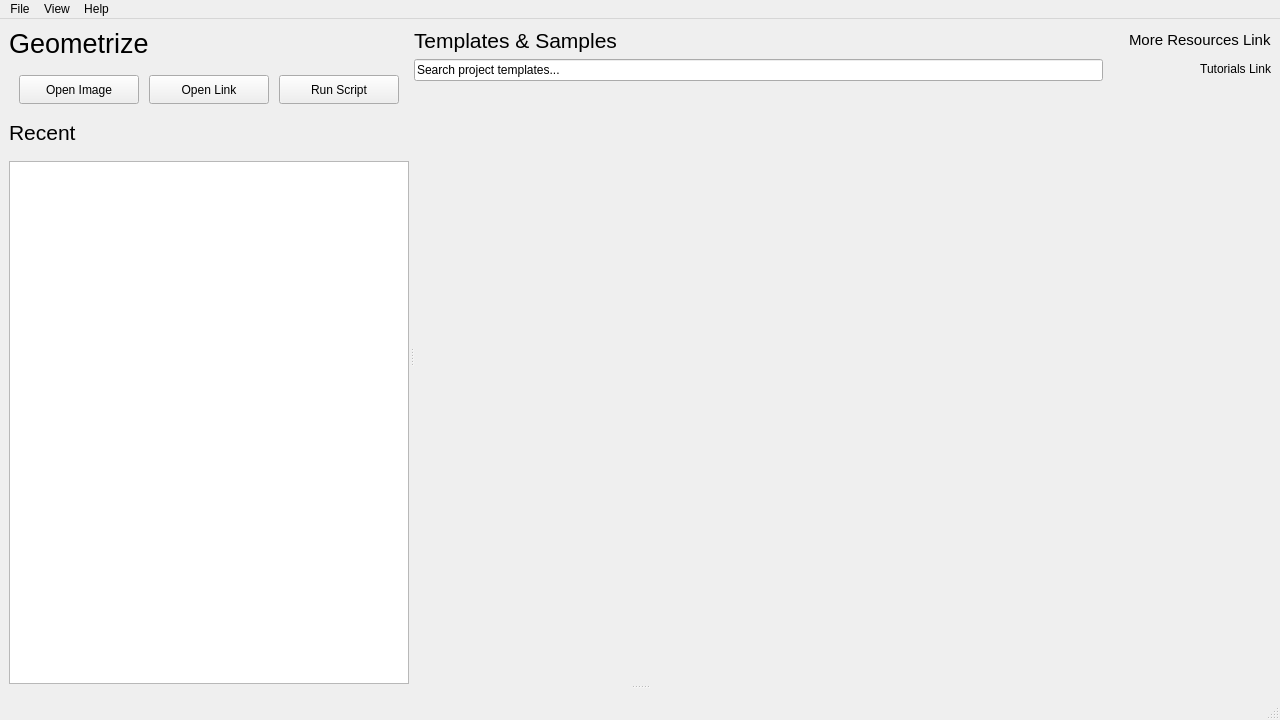
Qt form Geometrize/dialog/launchwindow.ui (Tw1ddle/geometrize) before a commit.
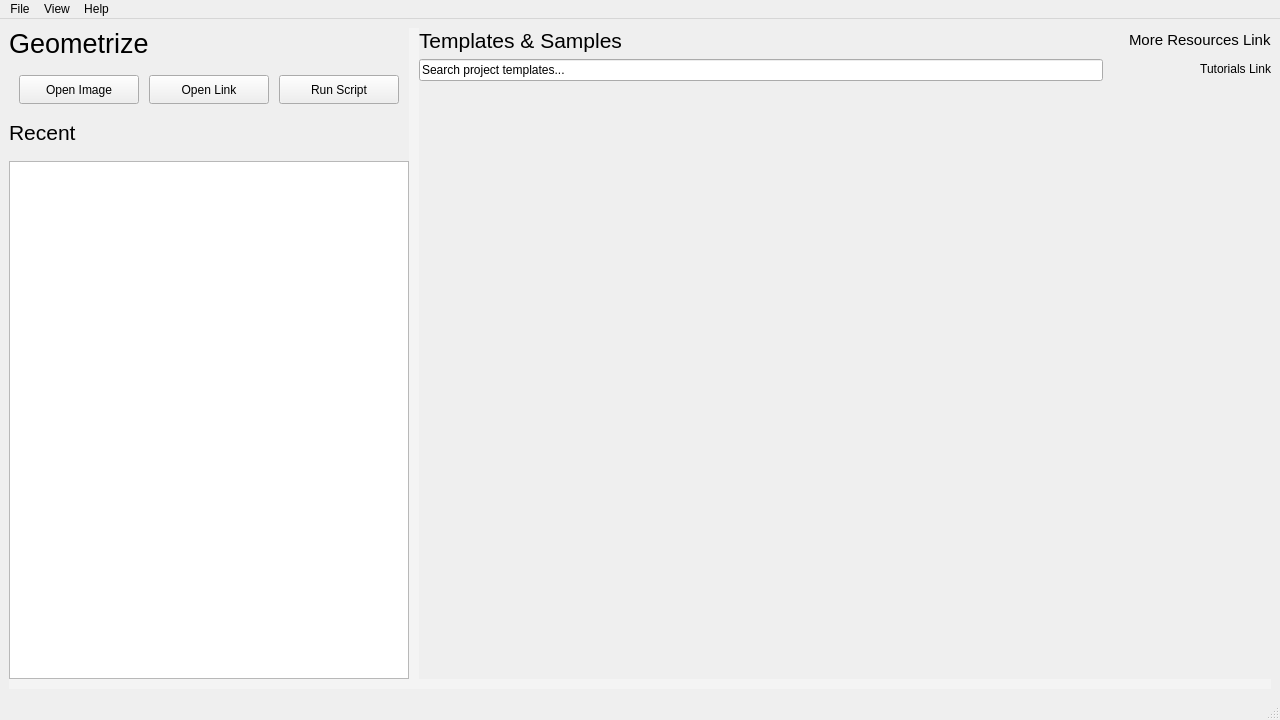
The same form after that commit. Icons and pictures are not drawn. Custom widgets are drawn as their Qt base class.

Patch:
```diff
--- a/Geometrize/dialog/launchwindow.ui
+++ b/Geometrize/dialog/launchwindow.ui
@@ -38,6 +38,12 @@
         <verstretch>0</verstretch>
        </sizepolicy>
       </property>
+      <property name="styleSheet">
+       <string notr="true">QSplitter::handle
+{
+    background-color: rgba(255, 255, 255, 80);
+}</string>
+      </property>
       <property name="frameShape">
        <enum>QFrame::NoFrame</enum>
       </property>
@@ -51,7 +57,7 @@
        <bool>true</bool>
       </property>
       <property name="handleWidth">
-       <number>5</number>
+       <number>10</number>
       </property>
       <property name="childrenCollapsible">
        <bool>false</bool>
@@ -66,6 +72,12 @@
             <verstretch>0</verstretch>
            </sizepolicy>
           </property>
+          <property name="styleSheet">
+           <string notr="true">QSplitter::handle
+{
+    background-color: rgba(255, 255, 255, 80);
+}</string>
+          </property>
           <property name="frameShape">
            <enum>QFrame::NoFrame</enum>
           </property>
@@ -79,7 +91,7 @@
            <bool>true</bool>
           </property>
           <property name="handleWidth">
-           <number>5</number>
+           <number>10</number>
           </property>
           <property name="childrenCollapsible">
            <bool>false</bool>
@@ -402,8 +414,8 @@
                 <rect>
                  <x>0</x>
                  <y>0</y>
-                 <width>839</width>
-                 <height>551</height>
+                 <width>834</width>
+                 <height>546</height>
                 </rect>
                </property>
                <layout class="QVBoxLayout" name="verticalLayout_6">
```
